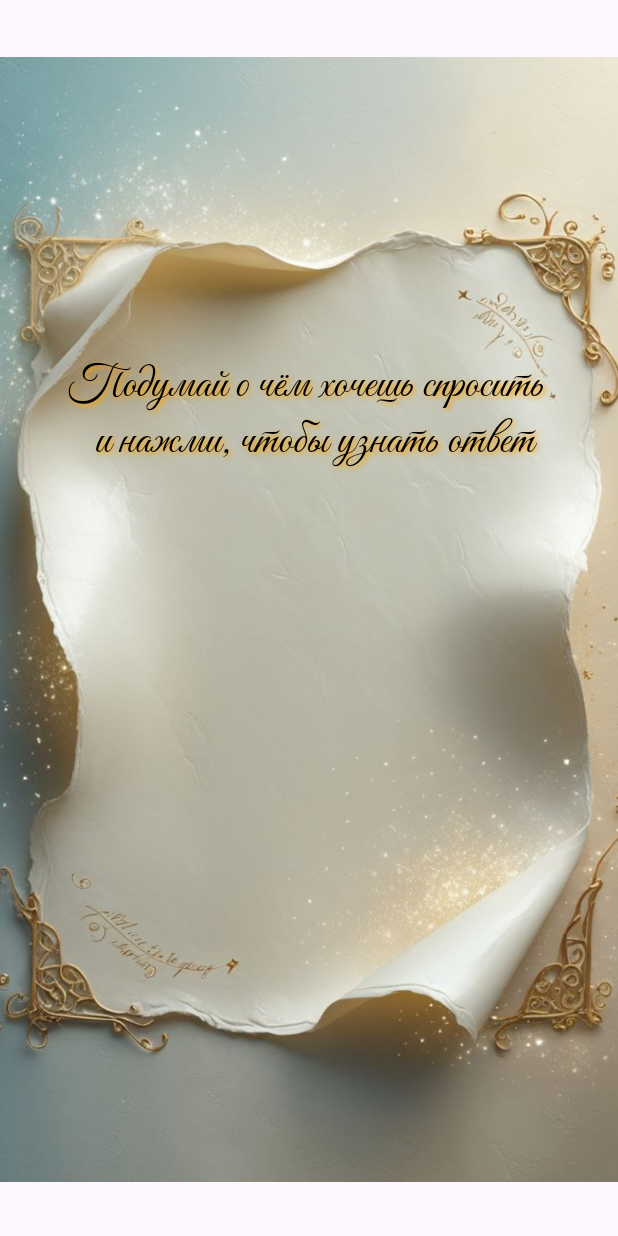
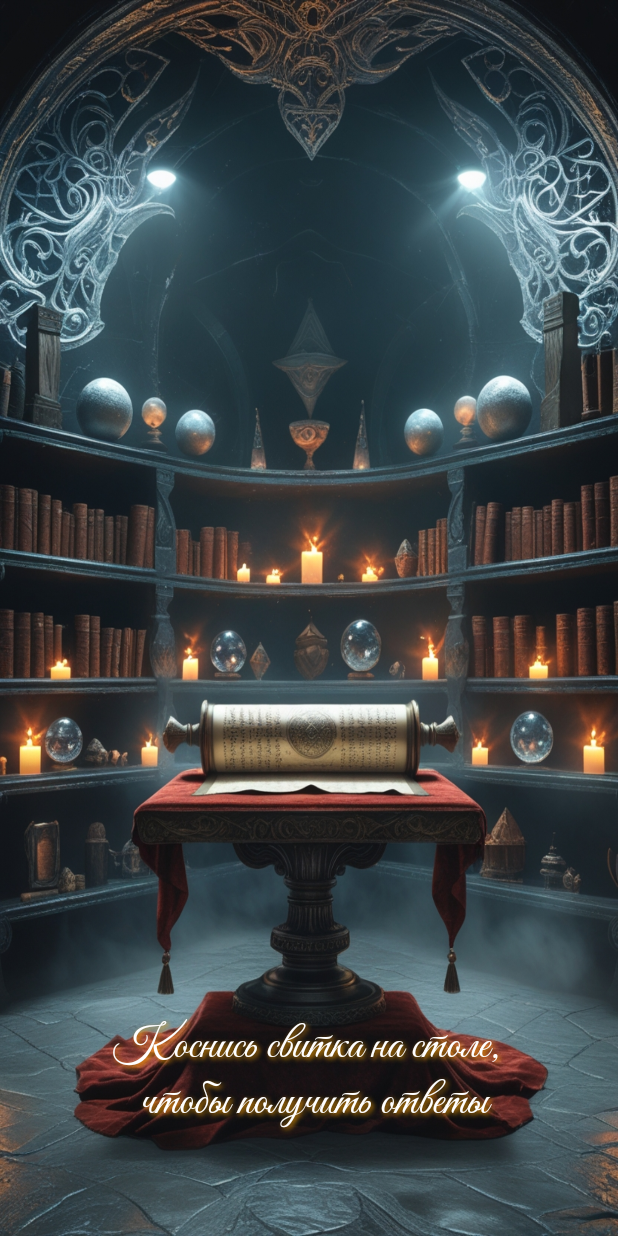
Before and after one commit to RomanLunyov/MagicPergament, an Android app: the screen it shows after launch (MainActivity before the commit, SplashActivity after it), on a phone screen of 412 x 824 dp. Run offline under Robolectric (Android 15) with nearby library versions, the phone set to English and light mode, and no system bars.

Commit message:
Приложение полностью работает, добавлена стартовая страница с функцией перехода на вторую страницу

```diff
--- a/app/src/main/AndroidManifest.xml
+++ b/app/src/main/AndroidManifest.xml
@@ -12,15 +12,14 @@
         android:supportsRtl="true"
         android:theme="@style/Theme.MagicPergament"
         tools:targetApi="31">
-        <activity
-            android:name=".MainActivity"
+        <activity android:name=".SplashActivity"
             android:exported="true">
             <intent-filter>
                 <action android:name="android.intent.action.MAIN" />
-
                 <category android:name="android.intent.category.LAUNCHER" />
             </intent-filter>
         </activity>
+        <activity android:name=".MainActivity" />
     </application>
 
 </manifest>
--- /dev/null
+++ b/app/src/main/java/com/lunyov/magicpergament/SplashActivity.kt
@@ -0,0 +1,56 @@
+package com.lunyov.magicpergament
+
+import android.content.Intent
+import android.os.Bundle
+import android.os.Handler
+import android.widget.TextView
+import androidx.appcompat.app.AppCompatActivity
+import androidx.constraintlayout.widget.ConstraintLayout
+
+class SplashActivity : AppCompatActivity() {
+
+    private lateinit var invitationText: TextView
+    private lateinit var splashContainer: ConstraintLayout
+
+    override fun onCreate(savedInstanceState: Bundle?) {
+        super.onCreate(savedInstanceState)
+        setContentView(R.layout.activity_splash)
+
+        // Инициализация элементов
+        invitationText = findViewById(R.id.invitationText)
+        splashContainer = findViewById(R.id.splashContainer)
+
+        // Анимация текста
+        displayTextWithTypingEffect("Коснись свитка на столе, \n чтобы получить ответы")
+
+        // Установка обработчика клика для перехода на MainActivity
+        splashContainer.setOnClickListener {
+            goToMainActivity()
+        }
+    }
+
+    private fun goToMainActivity() {
+        val intent = Intent(this, MainActivity::class.java)
+        startActivity(intent)
+        finish() // Закрыть текущую активность
+    }
+
+    private fun displayTextWithTypingEffect(text: String) {
+        val charArray = text.toCharArray()
+        var index = 0
+        val builder = StringBuilder()
+
+        val handler = Handler()
+        val typingRunnable = object : Runnable {
+            override fun run() {
+                if (index < charArray.size) {
+                    builder.append(charArray[index])
+                    invitationText.text = builder.toString()
+                    index++
+                    handler.postDelayed(this, 100) // Задержка между символами
+                }
+            }
+        }
+        handler.post(typingRunnable)
+    }
+}
--- /dev/null
+++ b/app/src/main/res/layout/activity_splash.xml
@@ -0,0 +1,32 @@
+<?xml version="1.0" encoding="utf-8"?>
+<androidx.constraintlayout.widget.ConstraintLayout xmlns:android="http://schemas.android.com/apk/res/android"
+    xmlns:app="http://schemas.android.com/apk/res-auto"
+    android:id="@+id/splashContainer"
+    android:layout_width="match_parent"
+    android:layout_height="match_parent"
+    android:background="@drawable/magic_portal_background">
+
+
+    <TextView
+        android:id="@+id/invitationText"
+        android:layout_width="451dp"
+        android:layout_height="wrap_content"
+        android:ellipsize="end"
+        android:fontFamily="@font/greatvibes"
+        android:gravity="center"
+        android:maxLines="2"
+        android:padding="16dp"
+        android:shadowColor="#FFA500"
+        android:shadowDx="2"
+        android:shadowDy="2"
+        android:shadowRadius="4"
+        android:text="Коснись свитка на столе, чтобы получить ответы"
+        android:textColor="@android:color/white"
+        android:textSize="30sp"
+        app:layout_constraintBottom_toBottomOf="parent"
+        app:layout_constraintEnd_toEndOf="parent"
+        app:layout_constraintStart_toStartOf="parent"
+        app:layout_constraintTop_toTopOf="parent"
+        app:layout_constraintVertical_bias="0.931" />
+
+</androidx.constraintlayout.widget.ConstraintLayout>
--- a/app/src/main/res/values/colors.xml
+++ b/app/src/main/res/values/colors.xml
@@ -2,4 +2,5 @@
 <resources>
     <color name="black">#FF000000</color>
     <color name="white">#FFFFFFFF</color>
+    <color name="purple_500" />
 </resources>
```
Also changed, not shown: app/src/main/res/drawable/logo.png (added), app/src/main/res/drawable/magic_portal_background.jpg (added).
